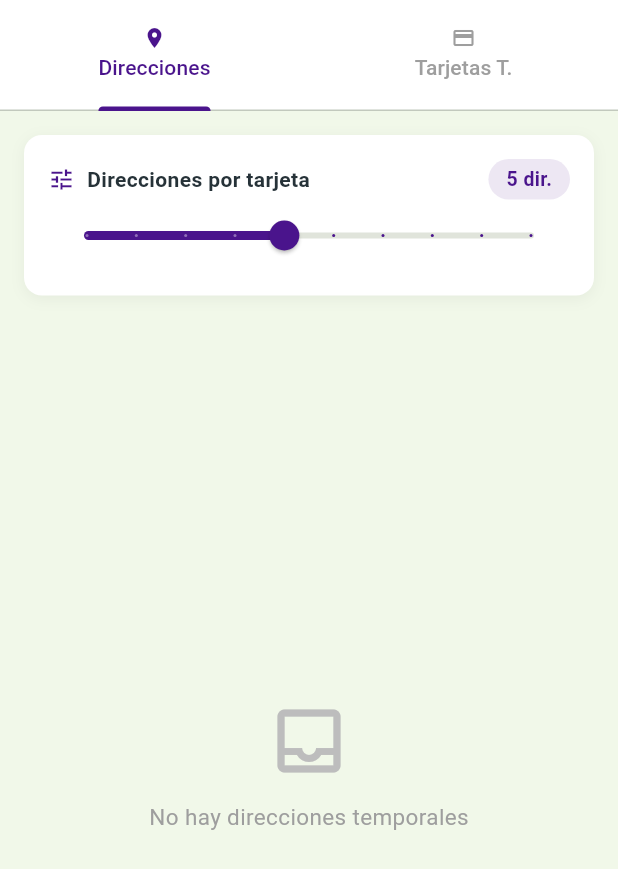
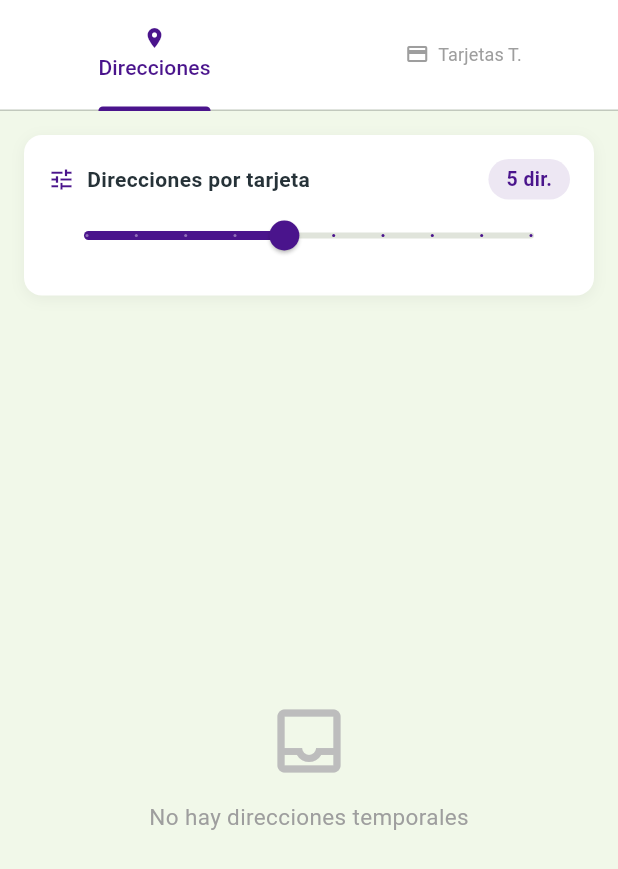
Before and after one commit to espanholaaraucariasur-dev/gestor-territorios, a Flutter app: the TemporalesTab widget shown alone on an empty page, opened directly with empty values, on a phone screen of 412 x 824 dp. Shown: the top 869 px of the screen. Run offline on Flutter 3.47's test engine with Material 3 defaults, Android fonts, the light colour scheme and no system bars; our stand-ins replace cloud_firestore, file_picker, firebase_auth, firebase_core, firebase_messaging, flutter_local_notifications and 5 more; accounts and stored records are empty.

Commit message:
fix: indicador naranja en tab Tarjetas T. dentro de pestaña Temporales
- Sin tarjetas: icono y texto gris normal
- Con tarjetas: icono naranja + badge contador + texto naranja negrita
- Tab Temporales del menu principal restaurado a estado original

```diff
--- a/lib/features/home/presentation/pages/admin/temporales_tab.dart
+++ b/lib/features/home/presentation/pages/admin/temporales_tab.dart
@@ -281,17 +281,65 @@ class _TemporalesTabState extends State<TemporalesTab> {
           // Sub-tabs
           Container(
             color: Colors.white,
-            child: const TabBar(
-              indicatorColor: Color(0xFF4A148C),
-              labelColor: Color(0xFF4A148C),
+            child: TabBar(
+              indicatorColor: const Color(0xFF4A148C),
+              labelColor: const Color(0xFF4A148C),
               unselectedLabelColor: Colors.grey,
               tabs: [
-                Tab(
+                const Tab(
                     text: 'Direcciones',
                     icon: Icon(Icons.location_on, size: 16)),
                 Tab(
-                    text: 'Tarjetas T.',
-                    icon: Icon(Icons.credit_card, size: 16)),
+                  child: StreamBuilder<QuerySnapshot>(
+                    stream: FirebaseFirestore.instance
+                        .collection('territorios')
+                        .doc('temporales')
+                        .collection('tarjetas')
+                        .where('completada', isNotEqualTo: true)
+                        .snapshots(),
+                    builder: (context, snap) {
+                      final count = (snap.data?.docs ?? [])
+                          .where((d) => (d.data() as Map<String,dynamic>)['tipo'] != 'folder_temporal')
+                          .length;
+                      final hasItems = count > 0;
+                      return Row(
+                        mainAxisSize: MainAxisSize.min,
+                        children: [
+                          Stack(
+                            clipBehavior: Clip.none,
+                            children: [
+                              Icon(Icons.credit_card,
+                                  size: 16,
+                                  color: hasItems ? Colors.orange : Colors.grey),
+                              if (hasItems)
+                                Positioned(
+                                  right: -6, top: -4,
+                                  child: Container(
+                                    padding: const EdgeInsets.all(3),
+                                    decoration: const BoxDecoration(
+                                      color: Colors.orange,
+                                      shape: BoxShape.circle,
+                                    ),
+                                    child: Text('$count',
+                                        style: const TextStyle(
+                                            color: Colors.white,
+                                            fontSize: 7,
+                                            fontWeight: FontWeight.bold)),
+                                  ),
+                                ),
+                            ],
+                          ),
+                          const SizedBox(width: 6),
+                          Text('Tarjetas T.',
+                              style: TextStyle(
+                                  color: hasItems ? Colors.orange : Colors.grey,
+                                  fontWeight: hasItems ? FontWeight.bold : FontWeight.normal,
+                                  fontSize: 12)),
+                        ],
+                      );
+                    },
+                  ),
+                ),
               ],
             ),
           ),
```
Also changed, not shown: lib/features/home/presentation/pages/admin/admin_territorios_tab.dart (+5 -55 lines).
